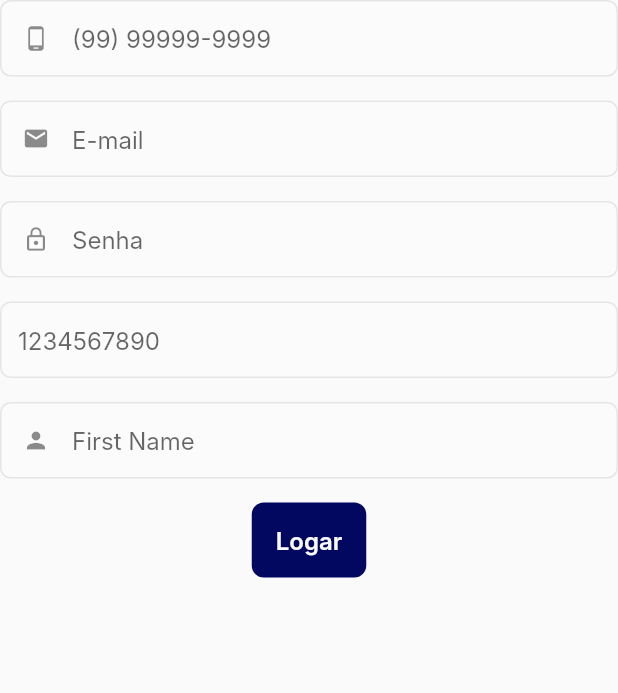
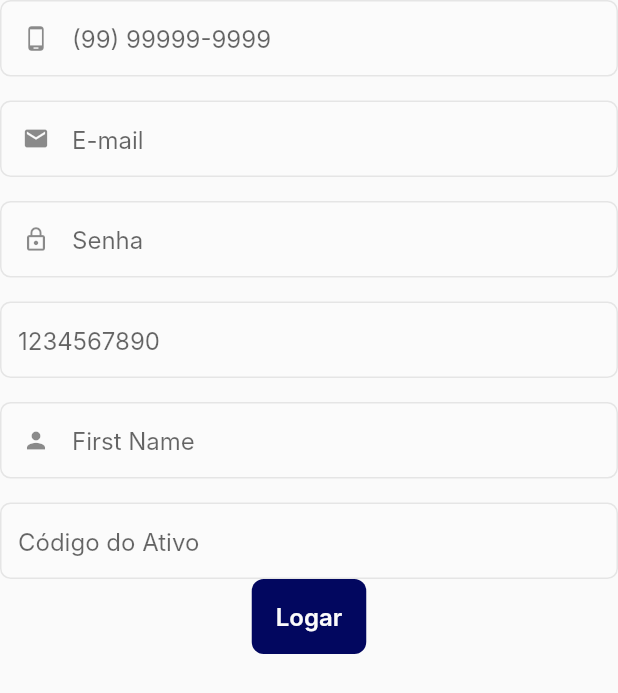
Before and after one commit to niltondiniz/TTDesignSystem, a Flutter app: what theForms() shows on an empty page, opened directly, on a phone screen of 412 x 824 dp. Shown: the top 693 px of the screen. Run offline on Flutter 3.47's test engine with Material 2 defaults, Android fonts, the phone set to English and light mode, and no system bars; our stand-ins replace cached_network_image, mask_text_input_formatter, validators; network calls fail; Roboto replaces fonts that are missing (Inter).

Commit message:
adding operation info component

```diff
--- a/example/lib/home.dart
+++ b/example/lib/home.dart
@@ -27,6 +27,8 @@ class _HomePageState extends State<HomePage> {
             vertical: 30,
           ),
           children: [
+            TheVerticalSpace.space40(),
+            TheOperationInfo(name: 'Bictoin', avatar: 'https://media.istockphoto.com/vectors/blockchain-bitcoin-icon-symbol-vector-stock-vector-vector-id1264729149?k=20&m=1264729149&s=170667a&w=0&h=ZYTNRjZwlIky3ck8ln9JEsGwcNR83gCGLEvt8YyhP-o=', moneyQuantity: 20),
             TheText.h1SemiBold('Inputs'),
             TheVerticalSpace.space40(),
             theForms(_formKey),
--- a/example/lib/widgets_list/input.dart
+++ b/example/lib/widgets_list/input.dart
@@ -6,6 +6,7 @@ final TextEditingController? controller2 = TextEditingController();
 final TextEditingController? controller3 = TextEditingController();
 final TextEditingController? controller4 = TextEditingController();
 final TextEditingController? controller5 = TextEditingController();
+final TextEditingController? controller6 = TextEditingController();
 
 Widget theForms(GlobalKey<FormState> _form) {
   return Form(
@@ -22,6 +23,7 @@ Widget theForms(GlobalKey<FormState> _form) {
         TheVerticalSpace.space16(),
         TheInput.nameInput('First Name', controller5!),
         TheVerticalSpace.space16(),
+        TheInput.operationCode('Código do Ativo', controller6!),
         TheButton.login(() {
           var form = _form.currentState;
           form!.validate();
--- a/lib/src/widgets/the_input.dart
+++ b/lib/src/widgets/the_input.dart
@@ -195,6 +195,25 @@ TheInput.passwordInput(
         validate = isEmail,
         minLines = 1;
 
+  TheInput.operationCode(
+    this.hintText,
+    this.controller, [
+    this.enabled,
+    this.errorText = 'Código do Ativo',
+    this.color,
+    this.onTap,
+    this.onChanged,
+    this.onFieldSubmitted,
+    this.onFocus,
+    this.textStyle,
+    this.maxLines,
+  ])  : textInputType = TextInputType.text,
+        formatter = CurrencyInputFormatter(),
+        prefixIcon = null,
+        sulfixIcon = null,
+        validate = noValidate,
+        minLines = 1;
+
   @override
   Widget build(BuildContext context) {
     return ConstrainedBox(
--- a/lib/the_design_system.dart
+++ b/lib/the_design_system.dart
@@ -4,5 +4,6 @@ export 'src/widgets/the_text.dart';
 export 'src/widgets/the_space.dart';
 export 'src/widgets/the_input.dart';
 export 'src/widgets/the_buttons.dart';
+export 'src/widgets/the_operation_info.dart';
 export 'src/shared/app_colors.dart';
 export 'src/widgets/the_menu_custom.dart';
```
Also changed, not shown: lib/src/widgets/the_operation_info.dart (added, +102 -0 lines), assets/image/Viter_car_image.png (deleted), example/assets/images/credit_card_amex.png (deleted), example/assets/images/credit_card_default.png (deleted), example/assets/images/credit_card_elo.png (deleted), example/assets/images/credit_card_mastercard.png (deleted), example/assets/images/credit_card_visa.jpeg (deleted), example/assets/images/credit_card_visa.png (deleted), example/assets/images/luxer_car_image.png (deleted), example/assets/images/premium_car_image.png (deleted), 25 other files.
